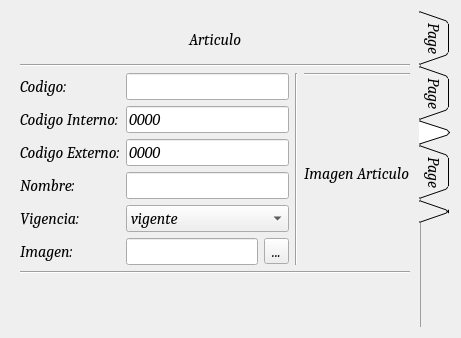
gato0429/SAP, file SapVisual/Formularios/formarticulo.ui: the form before one commit.
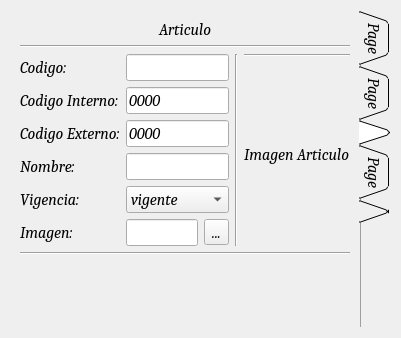
The form after the commit. The open tabs and pages were chosen to show the change. Icons and pictures are not drawn.

```diff
--- a/SapVisual/Formularios/formarticulo.ui
+++ b/SapVisual/Formularios/formarticulo.ui
@@ -6,7 +6,7 @@
    <rect>
     <x>0</x>
     <y>0</y>
-    <width>461</width>
+    <width>401</width>
     <height>338</height>
    </rect>
   </property>
@@ -23,6 +23,13 @@
   <layout class="QVBoxLayout" name="verticalLayout_4">
    <item>
     <widget class="QTabWidget" name="tabWidget">
+     <property name="font">
+      <font>
+       <family>Cambria</family>
+       <pointsize>12</pointsize>
+       <italic>true</italic>
+      </font>
+     </property>
      <property name="focusPolicy">
       <enum>Qt::StrongFocus</enum>
      </property>
@@ -297,14 +304,9 @@
        <string/>
       </attribute>
       <layout class="QGridLayout" name="gridLayout">
-       <item row="3" column="0">
-        <widget class="Line" name="line_3">
-         <property name="orientation">
-          <enum>Qt::Horizontal</enum>
-         </property>
-        </widget>
-       </item>
        <item row="0" column="0">
+        <layout class="QVBoxLayout" name="verticalLayout_9">
+         <item>
         <widget class="QLabel" name="label_8">
          <property name="text">
           <string>Articulo</string>
@@ -314,7 +316,14 @@
          </property>
         </widget>
        </item>
-       <item row="2" column="0">
+         <item>
+          <widget class="Line" name="line_8">
+           <property name="orientation">
+            <enum>Qt::Horizontal</enum>
+           </property>
+          </widget>
+         </item>
+         <item>
         <layout class="QHBoxLayout" name="horizontalLayout_5">
          <item>
           <layout class="QGridLayout" name="gridLayout_2">
@@ -447,7 +456,14 @@
          </item>
         </layout>
        </item>
-       <item row="4" column="0">
+         <item>
+          <widget class="Line" name="line_3">
+           <property name="orientation">
+            <enum>Qt::Horizontal</enum>
+           </property>
+          </widget>
+         </item>
+         <item>
         <layout class="QHBoxLayout" name="horizontalLayout">
          <item>
           <widget class="QPushButton" name="BotonGuardar">
@@ -529,12 +545,20 @@
          </item>
         </layout>
        </item>
+        </layout>
+       </item>
        <item row="1" column="0">
-        <widget class="Line" name="line_8">
+        <spacer name="verticalSpacer">
          <property name="orientation">
-          <enum>Qt::Horizontal</enum>
+          <enum>Qt::Vertical</enum>
          </property>
-        </widget>
+         <property name="sizeHint" stdset="0">
+          <size>
+           <width>20</width>
+           <height>40</height>
+          </size>
+         </property>
+        </spacer>
        </item>
       </layout>
      </widget>
```
Left out of the diff: 2 changed lines with no effect on the pictures. Lines whose indentation alone changed are shown as unchanged.
